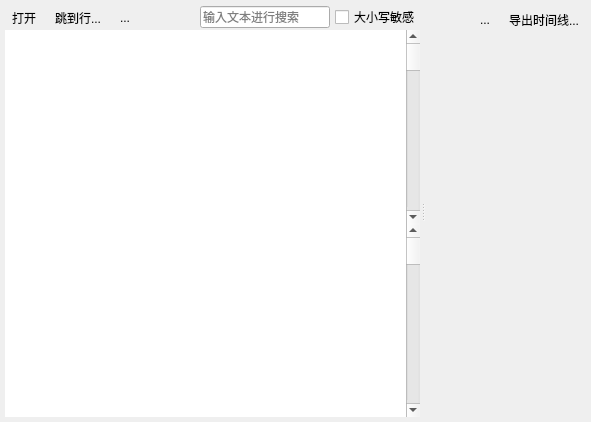
This is src/mainwindow.ui in compilelife/loginsight as Qt 5 draws it before an edit. The edited form follows.
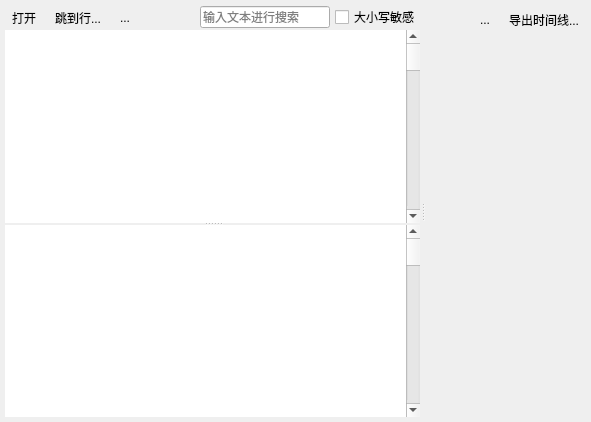
This is the edited form. Icons and pictures are not drawn. Custom widgets are drawn as their Qt base class.

```diff
--- a/src/mainwindow.ui
+++ b/src/mainwindow.ui
@@ -164,7 +164,7 @@
            <bool>true</bool>
           </property>
           <property name="handleWidth">
-           <number>0</number>
+           <number>2</number>
           </property>
           <widget class="QWidget" name="layoutWidget">
            <layout class="QHBoxLayout" name="logContainer">
```
